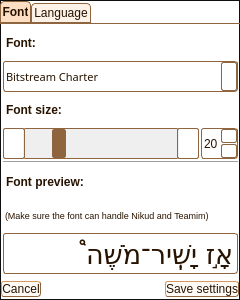
MosheWagner/Orayta-QT, file Mobile/mobileapp.ui: the form before one commit.
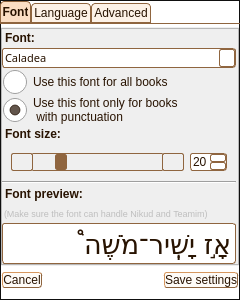
The form after the commit. The open tabs and pages were chosen to show the change. Icons and pictures are not drawn. Custom widgets are drawn as their Qt base class.

```diff
--- a/Mobile/mobileapp.ui
+++ b/Mobile/mobileapp.ui
@@ -175,10 +175,12 @@
 }
 QFrame {margin: 1 px;}
 
-QWidget{ 
+QWidget:enabled{ 
 /* The font color */ 
     color: rgb(40, 19, 1);
-background-color: /*#F9B06D*/ none;
+}
+QWidget{
+	background-color: none;
 }
 QWidget#mainpage{
 	background: qlineargradient(spread:pad, x1:0, y1:0, x2:0, y2:1, stop:0  rgb(249, 236, 225), stop:1 rgb(217, 160, 95));
@@ -4050,19 +4052,43 @@
           </attribute>
           <layout class="QVBoxLayout" name="verticalLayout_4">
            <property name="spacing">
-            <number>2</number>
+            <number>1</number>
            </property>
            <property name="leftMargin">
-            <number>3</number>
+            <number>1</number>
            </property>
            <property name="topMargin">
             <number>2</number>
            </property>
            <property name="rightMargin">
-            <number>2</number>
+            <number>1</number>
            </property>
            <property name="bottomMargin">
-            <number>3</number>
+            <number>1</number>
+           </property>
+           <item>
+            <widget class="QScrollArea" name="scrollArea">
+             <property name="layoutDirection">
+              <enum>Qt::LeftToRight</enum>
+             </property>
+             <property name="widgetResizable">
+              <bool>true</bool>
+             </property>
+             <widget class="QWidget" name="scrollAreaWidgetContents">
+              <property name="geometry">
+               <rect>
+                <x>0</x>
+                <y>-1</y>
+                <width>223</width>
+                <height>236</height>
+               </rect>
+              </property>
+              <layout class="QVBoxLayout" name="verticalLayout_22">
+               <property name="spacing">
+                <number>1</number>
+               </property>
+               <property name="margin">
+                <number>0</number>
            </property>
            <item>
             <widget class="QLabel" name="label_9">
@@ -4102,7 +4128,7 @@
 </string>
              </property>
              <property name="currentIndex">
-              <number>0</number>
+                  <number>3</number>
              </property>
              <property name="sizeAdjustPolicy">
               <enum>QComboBox::AdjustToContentsOnFirstShow</enum>
@@ -4112,11 +4138,41 @@
              </property>
              <property name="currentFont">
               <font>
-               <family>David CLM</family>
+                   <family>Droid Sans Hebrew Orayta</family>
               </font>
              </property>
             </widget>
            </item>
+               <item>
+                <widget class="QRadioButton" name="customFontRDBTN">
+                 <property name="text">
+                  <string>Use this font for all books</string>
+                 </property>
+                 <property name="iconSize">
+                  <size>
+                   <width>10</width>
+                   <height>10</height>
+                  </size>
+                 </property>
+                </widget>
+               </item>
+               <item>
+                <widget class="QRadioButton" name="defaultFontRDBTN">
+                 <property name="text">
+                  <string>Use this font only for books
+ with punctuation</string>
+                 </property>
+                 <property name="iconSize">
+                  <size>
+                   <width>10</width>
+                   <height>10</height>
+                  </size>
+                 </property>
+                 <property name="checked">
+                  <bool>true</bool>
+                 </property>
+                </widget>
+               </item>
            <item>
             <widget class="QLabel" name="label_5">
              <property name="font">
@@ -4131,6 +4187,7 @@
             </widget>
            </item>
            <item>
+                <widget class="QWidget" name="widget" native="true">
             <layout class="QHBoxLayout" name="horizontalLayout_5">
              <item>
               <widget class="QScrollBar" name="horizontalSlider">
@@ -4168,6 +4225,7 @@
               </widget>
              </item>
             </layout>
+                </widget>
            </item>
            <item>
             <widget class="Line" name="line_2">
@@ -4346,6 +4404,10 @@
            </item>
           </layout>
          </widget>
+            </widget>
+           </item>
+          </layout>
+         </widget>
          <widget class="QWidget" name="tab_2">
           <attribute name="title">
            <string>Language</string>
@@ -4409,21 +4471,93 @@
            </item>
           </layout>
          </widget>
-        </widget>
-       </item>
+         <widget class="QWidget" name="tab_3">
+          <attribute name="title">
+           <string>Advanced</string>
+          </attribute>
+          <layout class="QVBoxLayout" name="verticalLayout_11">
+           <property name="spacing">
+            <number>0</number>
+           </property>
+           <property name="leftMargin">
+            <number>2</number>
+           </property>
+           <property name="topMargin">
+            <number>1</number>
+           </property>
+           <property name="rightMargin">
+            <number>2</number>
+           </property>
+           <property name="bottomMargin">
+            <number>1</number>
+           </property>
+           <item>
+            <layout class="QHBoxLayout" name="horizontalLayout_18">
+             <item>
+              <widget class="QCheckBox" name="autoResumeCKBX">
+               <property name="text">
+                <string>Auto Resume</string>
+               </property>
+              </widget>
+             </item>
+            </layout>
+           </item>
        <item>
+            <widget class="QLabel" name="label_3">
+             <property name="text">
+              <string>If checked, the app will try to resume it's previous state after it has been cloesd. (expirimental).</string>
+             </property>
+             <property name="scaledContents">
+              <bool>false</bool>
+             </property>
+             <property name="alignment">
+              <set>Qt::AlignJustify|Qt::AlignVCenter</set>
+             </property>
+             <property name="wordWrap">
+              <bool>true</bool>
+             </property>
+            </widget>
+           </item>
+           <item>
+            <spacer name="verticalSpacer_2">
+             <property name="orientation">
+              <enum>Qt::Vertical</enum>
+             </property>
+             <property name="sizeHint" stdset="0">
+              <size>
+               <width>20</width>
+               <height>40</height>
+              </size>
+             </property>
+            </spacer>
+           </item>
+          </layout>
+         </widget>
+        </widget>
+       </item>
+       <item>
+        <widget class="QWidget" name="widget" native="true">
+         <property name="sizePolicy">
+          <sizepolicy hsizetype="Preferred" vsizetype="Maximum">
+           <horstretch>0</horstretch>
+           <verstretch>0</verstretch>
+          </sizepolicy>
+         </property>
         <layout class="QHBoxLayout" name="horizontalLayout_3">
+          <property name="spacing">
+           <number>0</number>
+          </property>
          <property name="sizeConstraint">
-          <enum>QLayout::SetMinimumSize</enum>
+           <enum>QLayout::SetNoConstraint</enum>
          </property>
          <property name="leftMargin">
-          <number>0</number>
+           <number>1</number>
          </property>
          <property name="topMargin">
-          <number>0</number>
+           <number>1</number>
          </property>
          <property name="rightMargin">
-          <number>0</number>
+           <number>1</number>
          </property>
          <item>
           <widget class="QPushButton" name="cancelBTN">
@@ -4457,6 +4591,7 @@
           </widget>
          </item>
         </layout>
+        </widget>
        </item>
       </layout>
      </widget>
```
Left out of the diff: 10 changed lines with no effect on the pictures. Lines whose indentation alone changed are shown as unchanged.
